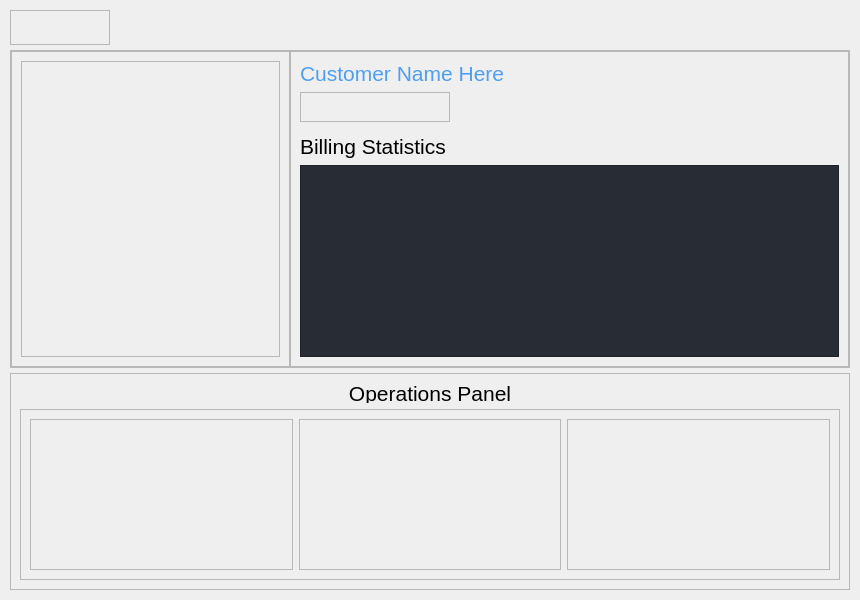
First picture: the form in gui/uis/pages/main_pages.ui, repository NoodleGodz/Final-Project-Python, before the edit.
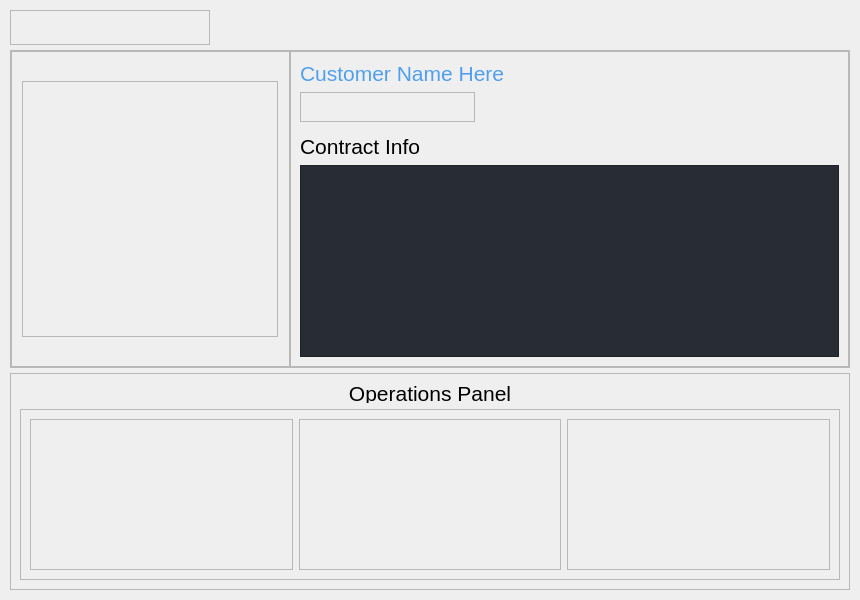
Second picture: the form after the edit. The open tabs and pages were chosen to show the change.

Patch:
```diff
--- a/gui/uis/pages/main_pages.ui
+++ b/gui/uis/pages/main_pages.ui
@@ -1241,7 +1241,7 @@
         <widget class="QFrame" name="frame_cstmr_back">
          <property name="maximumSize">
           <size>
-           <width>100</width>
+           <width>200</width>
            <height>35</height>
           </size>
          </property>
@@ -1272,6 +1272,18 @@
        </item>
        <item>
         <widget class="QFrame" name="frame_7">
+         <property name="minimumSize">
+          <size>
+           <width>0</width>
+           <height>0</height>
+          </size>
+         </property>
+         <property name="maximumSize">
+          <size>
+           <width>16777215</width>
+           <height>375</height>
+          </size>
+         </property>
          <property name="frameShape">
           <enum>QFrame::StyledPanel</enum>
          </property>
@@ -1303,7 +1315,7 @@
              <enum>QFrame::Raised</enum>
             </property>
             <layout class="QVBoxLayout" name="verticalLayout_4">
-             <item>
+             <item alignment="Qt::AlignHCenter|Qt::AlignVCenter">
               <widget class="QFrame" name="frame_icon_template">
                <property name="minimumSize">
                 <size>
@@ -1311,6 +1323,12 @@
                  <height>256</height>
                 </size>
                </property>
+               <property name="maximumSize">
+                <size>
+                 <width>256</width>
+                 <height>256</height>
+                </size>
+               </property>
                <property name="frameShape">
                 <enum>QFrame::StyledPanel</enum>
                </property>
@@ -1359,7 +1377,7 @@
                </property>
                <property name="maximumSize">
                 <size>
-                 <width>150</width>
+                 <width>175</width>
                  <height>30</height>
                 </size>
                </property>
@@ -1401,7 +1419,7 @@
              <item>
               <widget class="QLabel" name="label_6">
                <property name="text">
-                <string>Billing Statistics</string>
+                <string>Contract Info</string>
                </property>
               </widget>
              </item>
```
Left out of the diff: 7 changed lines with no effect on the pictures.
